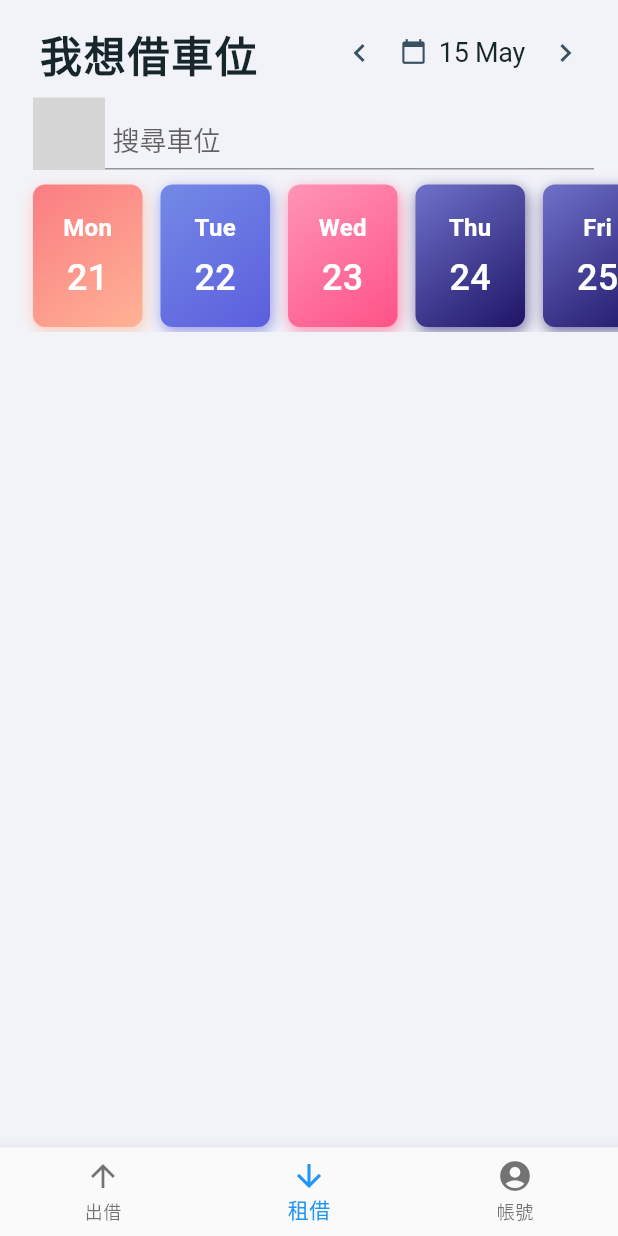
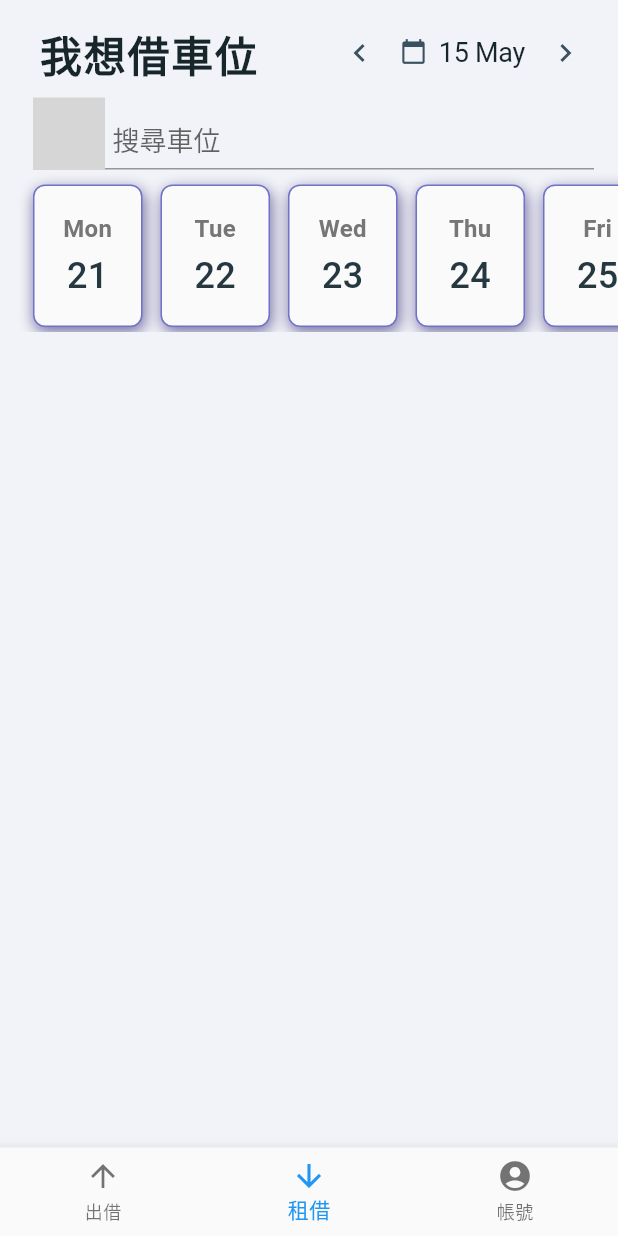
Before and after one commit to Syana6/ParkPals, a Flutter app: the screen it shows after launch, on a phone screen of 412 x 824 dp. Run offline on Flutter 3.47's test engine with Material 2 defaults, Android fonts, the phone set to English and light mode, and no system bars; our stand-ins replace dropdown_button2; missing offline and left inert: ej_selector, omni_datetime_picker; Roboto replaces fonts that are missing (WorkSans); grey boxes are pictures that could not be loaded.

Commit message:
日期卡片事件調整＆外框

```diff
--- a/lib/rentView/ui_view/select_date_list_view.dart
+++ b/lib/rentView/ui_view/select_date_list_view.dart
@@ -1,3 +1,5 @@
+import 'dart:ffi';
+
 import 'package:flutter/material.dart';
 import '../rent_screen_theme.dart';
 
@@ -24,8 +26,8 @@ class _SelectDateListState extends State<SelectDateListView>
     animationController = AnimationController(
         duration: const Duration(milliseconds: 2000), vsync: this);
 
-    // 產生時間卡片內容
-    getDateList();
+    // 產生WeekDaylist時間卡片結構
+    generateDateList();
     super.initState();
   }
 
@@ -34,66 +36,33 @@ class _SelectDateListState extends State<SelectDateListView>
     return true;
   }
 
-  // 時間卡片內容
-  void getDateList() {
-    WeekDaylist = <WeekDay>[
-      WeekDay(
-        dateTime: DateTime.now(),
-        week: mapWeekday(DateTime.now()),
-        date: DateTime.now().day,
-        startColor: '#FA7D82',
-        endColor: '#FFB295',
-      ),
-      WeekDay(
-        dateTime: DateTime.now().add(const Duration(days: 1)),
-        week: mapWeekday(DateTime.now().add(const Duration(days: 1))),
-        date: DateTime.now().add(const Duration(days: 1)).day,
-        startColor: '#738AE6',
-        endColor: '#5C5EDD',
-      ),
-      WeekDay(
-        dateTime: DateTime.now().add(const Duration(days: 2)),
-        week: mapWeekday(DateTime.now().add(const Duration(days: 2))),
-        date: DateTime.now().add(const Duration(days: 2)).day,
-        startColor: '#FE95B6',
-        endColor: '#FF5287',
-      ),
-      WeekDay(
-        dateTime: DateTime.now().add(const Duration(days: 3)),
-        week: mapWeekday(DateTime.now().add(const Duration(days: 3))),
-        date: DateTime.now().add(const Duration(days: 3)).day,
-        startColor: '#6F72CA',
-        endColor: '#1E1466',
-      ),
-      WeekDay(
-        dateTime: DateTime.now().add(const Duration(days: 4)),
-        week: mapWeekday(DateTime.now().add(const Duration(days: 4))),
-        date: DateTime.now().add(const Duration(days: 4)).day,
-        startColor: '#6F72CA',
-        endColor: '#1E1466',
-      ),
-      WeekDay(
-        dateTime: DateTime.now().add(const Duration(days: 5)),
-        week: mapWeekday(DateTime.now().add(const Duration(days: 5))),
-        date: DateTime.now().add(const Duration(days: 5)).day,
-        startColor: '#6F72CA',
-        endColor: '#1E1466',
-      ),
-      WeekDay(
-        dateTime: DateTime.now().add(const Duration(days: 6)),
-        week: mapWeekday(DateTime.now().add(const Duration(days: 6))),
-        date: DateTime.now().add(const Duration(days: 6)).day,
-        startColor: '#6F72CA',
-        endColor: '#1E1466',
-      ),
-      WeekDay(
-        dateTime: DateTime.now().add(const Duration(days: 31)),
-        week: mapWeekday(DateTime.now().add(const Duration(days: 31))),
-        date: DateTime.now().add(const Duration(days: 31)).day,
-        startColor: '#6F72CA',
-        endColor: '#1E1466',
-      ),
-    ];
+  // 處理按下時間卡片selected變換
+  void WeekDaySelected(WeekDay wd) {
+    WeekDaylist?.forEach((weekday) {
+      if (wd == weekday) {
+        weekday.selected = true;
+      } else {
+        weekday.selected = false;
+      }
+      setState(() {
+      });
+    });
+  }
+
+  // 產稱時間8張卡片結構放入WeekDaylist
+  void generateDateList() {
+    final today = DateTime.now();
+    WeekDaylist = List.generate(8, (index) {
+      final date = today.add(Duration(days: index));
+      final weekdayInfo = mapWeekday(date);
+      return WeekDay(
+        dateTime: date,
+        week: weekdayInfo.week,
+        date: date.day,
+        startColor: weekdayInfo.startColor,
+        endColor: weekdayInfo.endColor,
+      );
+    });
   }
 
   @override
@@ -135,6 +104,7 @@ class _SelectDateListState extends State<SelectDateListView>
                     weekday: WeekDaylist![index],
                     animation: animation,
                     animationController: animationController!,
+                    onDateTab: WeekDaySelected,
                   );
                 },
               ),
@@ -146,14 +116,20 @@ class _SelectDateListState extends State<SelectDateListView>
   }
 }
 
+// 時間卡片Widget
 class DataView extends StatelessWidget {
-  const DataView(
-      {Key? key, this.weekday, this.animationController, this.animation})
-      : super(key: key);
+  const DataView({
+    Key? key,
+    this.weekday,
+    this.animationController,
+    this.animation,
+    required this.onDateTab,
+  }) : super(key: key);
 
   final WeekDay? weekday;
   final AnimationController? animationController;
   final Animation<double>? animation;
+  final Function onDateTab;
 
   @override
   Widget build(BuildContext context) {
@@ -163,15 +139,26 @@ class DataView extends StatelessWidget {
         return FadeTransition(
           // 淡入淡出動畫效果
           opacity: animation!,
-          child: Transform(
+          child: Transform.translate(
             // 水平方向的位移。animation!.value 是動畫的值，從 0.0 到 1.0。當動畫進行時，該值從 0.0 遞增到 1.0
-            transform: Matrix4.translationValues(
-                100 * (1.0 - animation!.value), 0.0, 0.0),
+            offset: Offset(100 * (1.0 - animation!.value), 0.0),
             child: SizedBox(
               width: 85,
-              child: Stack(
-                children: <Widget>[
-                  Padding(
+              child: _buildWeekDayContainer(),
+            ),
+          ),
+        );
+      },
+    );
+  }
+
+  Widget _buildWeekDayContainer() {
+    final bool isSelected = weekday!.selected;
+    final List<Color> selectedColors = isSelected
+        ? [RentScreenTheme.primaryColor, RentScreenTheme.nearlyBlue]  // 被選擇的顏色
+        : [RentScreenTheme.nearlyWhite, RentScreenTheme.nearlyWhite]; // 未被選擇的顏色
+
+    return Padding(
       padding: const EdgeInsets.only(
           // 外框的邊界間距
           top: 22,
@@ -180,6 +167,7 @@ class DataView extends StatelessWidget {
           bottom: 3),
       child: InkWell(
         onTap: () {
+          onDateTab(weekday); // 處理按下日期卡片的事件
           print("TODO: Click Event " + weekday!.week); // TODO:
         },
         child: Container(
@@ -188,37 +176,32 @@ class DataView extends StatelessWidget {
             boxShadow: <BoxShadow>[
               BoxShadow(
                 // 框的陰影
-                                color: HexColor(weekday!.endColor)
-                                    .withOpacity(0.6),
+                color: HexColor(weekday!.endColor).withOpacity(0.6),
                 offset: const Offset(1.1, 3.0),
-                                blurRadius: 8.0),
+                blurRadius: 8.0,
+              ),
             ],
             gradient: LinearGradient(
-                            // 框的漸變背景
-                            colors: <HexColor>[
-                              HexColor(weekday!.startColor),
-                              HexColor(weekday!.endColor),
-                            ],
+              // 框的漸層背景
+              colors: selectedColors,
               begin: Alignment.topLeft,
               end: Alignment.bottomRight,
             ),
-                          borderRadius: const BorderRadius.only(
+            border: Border.all(
+              width: 1,
+              style: BorderStyle.solid,
+              color: HexColor(weekday!.startColor),
+            ),
             // 框的圓角
-                            bottomRight: Radius.circular(8.0),
-                            bottomLeft: Radius.circular(8.0),
-                            topLeft: Radius.circular(8.0),
-                            topRight: Radius.circular(8.0),
-                          ),
+            borderRadius: const BorderRadius.all(Radius.circular(8.0)),
           ),
           // 內文顯示的定義
           child: Padding(
             // 控制框框跟周遭的間距
-                          padding: const EdgeInsets.only(
-                              top: 13, left: 13, right: 13, bottom: 13),
+            padding: const EdgeInsets.symmetric(vertical: 10, horizontal: 13),
             child: Column(
               mainAxisAlignment: MainAxisAlignment.center, // 水平置中
-                            crossAxisAlignment:
-                                CrossAxisAlignment.center, // 垂直置中
+              crossAxisAlignment: CrossAxisAlignment.center, // 垂直置中
               children: <Widget>[
                 Text(
                   weekday!.week,
@@ -228,13 +211,11 @@ class DataView extends StatelessWidget {
                     fontWeight: FontWeight.bold,
                     fontSize: 16,
                     letterSpacing: 0.2,
-                                  color: RentScreenTheme.white,
+                    color: RentScreenTheme.deactivatedText,
                   ),
                 ),
                 // 控制上下間距
-                              const Padding(
-                                padding: EdgeInsets.only(top: 10),
-                              ),
+                const SizedBox(height: 8),
                 Text(
                   weekday!.date.toString(),
                   textAlign: TextAlign.center,
@@ -243,49 +224,48 @@ class DataView extends StatelessWidget {
                     fontWeight: FontWeight.w500,
                     fontSize: 24,
                     letterSpacing: 0.2,
-                                  color: RentScreenTheme.white,
+                    color: RentScreenTheme.darkText,
                   ),
                 ),
                 // 控制每一個物件相等大小
-                              const SizedBox(
-                                width: 50,
-                                height: 0,
-                              ),
+                const SizedBox(width: 50, height: 0),
               ],
             ),
           ),
         ),
       ),
-                  ),
-                ],
-              ),
-            ),
-          ),
-        );
-      },
     );
   }
 }
 
-// 周轉英文簡稱(SelectDateListView用)
-String mapWeekday(DateTime date) {
+// 周轉英文簡稱 & 六日顏色(SelectDateListView用)
+WeekDay mapWeekday(DateTime date) {
+  final defaultColor = WeekDay(
+    week: '未知',
+    startColor: '#6F72CA',
+    endColor: '#1E1466',
+  );
+
   switch (date.weekday) {
     case 1:
-      return 'Mon';
     case 2:
-      return 'Tue';
     case 3:
-      return 'Wed';
     case 4:
-      return 'Thu';
     case 5:
-      return 'Fri';
+      return WeekDay(
+        week: ['Mon', 'Tue', 'Wed', 'Thu', 'Fri'][date.weekday - 1],
+        startColor: '#6F72CA',
+        endColor: '#1E1466',
+      );
     case 6:
-      return 'Mon';
     case 7:
-      return 'Mon';
+      return WeekDay(
+        week: ['Sat', 'Sun'][date.weekday - 6],
+        startColor: '#FA7D82',
+        endColor: '#FFB295',
+      );
     default:
-      return '未知';
+      return defaultColor;
   }
 }
 
@@ -296,6 +276,7 @@ class WeekDay {
   int date;
   String startColor;
   String endColor;
+  bool selected;
 
   WeekDay({
     this.dateTime,
@@ -303,5 +284,6 @@ class WeekDay {
     this.date = 0,
     this.startColor = '',
     this.endColor = '',
+    this.selected = false,
   });
 }
```
Lines whose indentation alone changed are shown as unchanged.
